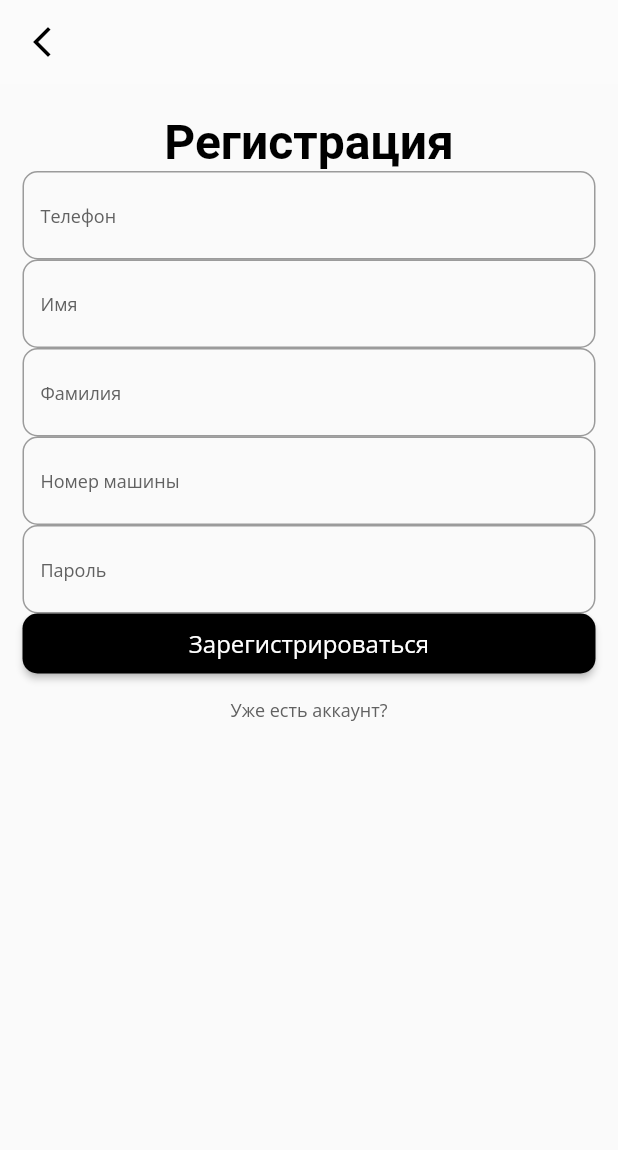
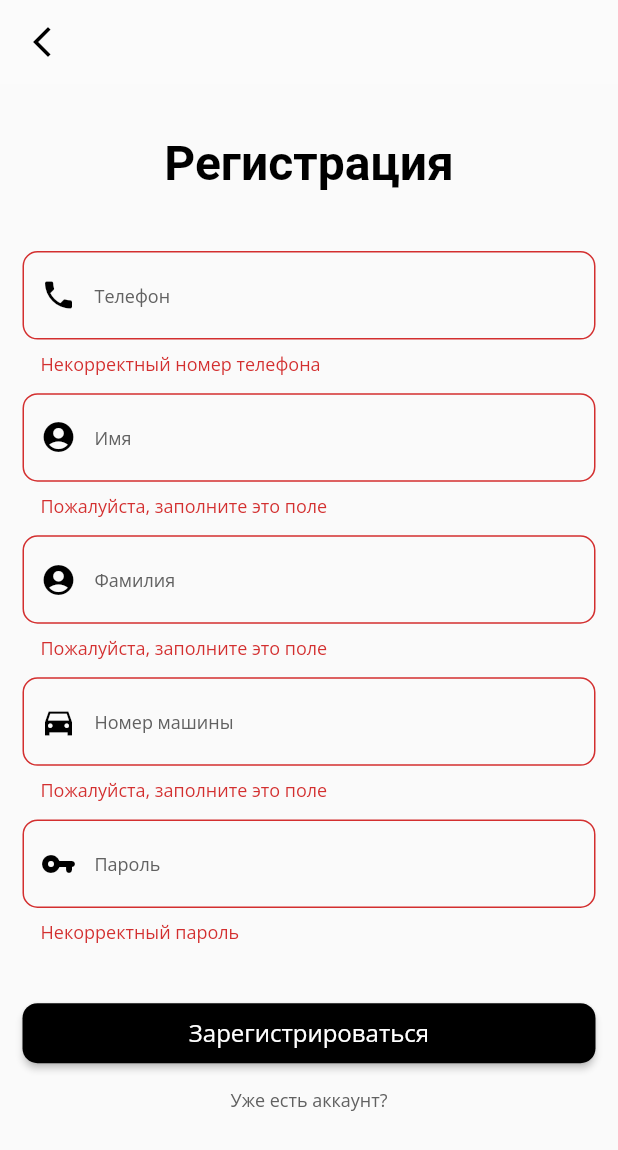
Before and after one commit to Yaroslv2/Shlagbaum, a Flutter app: the RegistrationPage screen opened directly, after a tap on "Зарегистрироваться", on a phone screen of 412 x 824 dp. Shown: the top 1150 px of the screen. Run offline on Flutter 3.47's test engine with Material 2 defaults, Android fonts, the light colour scheme and no system bars; our stand-ins replace bloc, dio, equatable, flutter_bloc, google_fonts, shared_preferences; missing offline and left inert: jwt_decode; accounts and stored records are empty.

Commit message:
change ui

```diff
--- a/lib/presentation/login/registration_page.dart
+++ b/lib/presentation/login/registration_page.dart
@@ -1,5 +1,6 @@
 import 'package:flutter/material.dart';
 import 'package:flutter_bloc/flutter_bloc.dart';
+import 'package:shlagbaum/application/bloc/auth/auth_bloc.dart';
 import 'package:shlagbaum/application/bloc/login_page/login_page_cubit.dart';
 
 class RegistrationControllers {
@@ -20,6 +21,7 @@ class RegistrationPage extends StatelessWidget {
   Widget build(BuildContext context) {
     return SafeArea(
       child: Scaffold(
+        resizeToAvoidBottomInset: false,
         appBar: AppBar(
           leading: IconButton(
             onPressed: () {
@@ -37,19 +39,46 @@ class RegistrationPage extends StatelessWidget {
             horizontal: 15,
           ),
           child: Column(
+            mainAxisAlignment: MainAxisAlignment.spaceAround,
             children: [
-              Text(
+              Flexible(
+                flex: 1,
+                child: Text(
                   "Регистрация",
                   style: Theme.of(context).textTheme.headlineMedium,
                 ),
-              _RegistrationForm(),
-              Column(
+              ),
+              const Flexible(
+                flex: 4,
+                child: _RegistrationForm(),
+              ),
+              Flexible(
+                flex: 1,
+                child: Column(
                   children: [
                     SizedBox(
                       height: 40,
                       width: double.infinity,
                       child: ElevatedButton(
-                      onPressed: () {},
+                        onPressed: () {
+                          if (registrationControllers.key.currentState!
+                              .validate()) {
+                            BlocProvider.of<AuthBloc>(context).add(
+                              AuthEvent.registration(
+                                name:
+                                    registrationControllers.nameController.text,
+                                lastname: registrationControllers
+                                    .lastnameController.text,
+                                phoneNumber: registrationControllers
+                                    .phoneNumberController.text,
+                                password: registrationControllers
+                                    .passwordController.text,
+                                carNumber: registrationControllers
+                                    .carNumberController.text,
+                              ),
+                            );
+                          }
+                        },
                         style: ElevatedButton.styleFrom(
                           backgroundColor: Colors.black,
                           shape: RoundedRectangleBorder(
@@ -67,7 +96,8 @@ class RegistrationPage extends StatelessWidget {
                     ),
                     TextButton(
                       onPressed: () {
-                      BlocProvider.of<LoginPageCubit>(context).GoToLoginPage();
+                        BlocProvider.of<LoginPageCubit>(context)
+                            .GoToLoginPage();
                       },
                       child: Text(
                         "Уже есть аккаунт?",
@@ -75,6 +105,7 @@ class RegistrationPage extends StatelessWidget {
                       ),
                     ),
                   ],
+                ),
               ),
             ],
           ),
@@ -85,7 +116,7 @@ class RegistrationPage extends StatelessWidget {
 }
 
 class _RegistrationForm extends StatefulWidget {
-  const _RegistrationForm({super.key});
+  const _RegistrationForm();
 
   @override
   State<_RegistrationForm> createState() => __RegistrationFormState();
@@ -97,6 +128,7 @@ class __RegistrationFormState extends State<_RegistrationForm> {
     return Form(
       key: registrationControllers.key,
       child: Column(
+        mainAxisAlignment: MainAxisAlignment.spaceEvenly,
         children: [
           TextFormField(
             controller: registrationControllers.phoneNumberController,
@@ -105,6 +137,10 @@ class __RegistrationFormState extends State<_RegistrationForm> {
               label: Text(
                 "Телефон",
                 style: Theme.of(context).textTheme.bodySmall,
+              ),
+              prefixIcon: const Icon(
+                Icons.phone,
+                color: Colors.black,
               ),
               border: OutlineInputBorder(
                 borderSide: const BorderSide(color: Colors.grey),
@@ -130,6 +166,10 @@ class __RegistrationFormState extends State<_RegistrationForm> {
                 "Имя",
                 style: Theme.of(context).textTheme.bodySmall,
               ),
+              prefixIcon: const Icon(
+                Icons.account_circle_rounded,
+                color: Colors.black,
+              ),
               border: OutlineInputBorder(
                 borderSide: const BorderSide(color: Colors.grey),
                 borderRadius: BorderRadius.circular(10),
@@ -153,6 +193,10 @@ class __RegistrationFormState extends State<_RegistrationForm> {
               label: Text(
                 "Фамилия",
                 style: Theme.of(context).textTheme.bodySmall,
+              ),
+              prefixIcon: const Icon(
+                Icons.account_circle_rounded,
+                color: Colors.black,
               ),
               border: OutlineInputBorder(
                 borderSide: const BorderSide(color: Colors.grey),
@@ -178,6 +222,10 @@ class __RegistrationFormState extends State<_RegistrationForm> {
                 "Номер машины",
                 style: Theme.of(context).textTheme.bodySmall,
               ),
+              prefixIcon: const Icon(
+                Icons.directions_car_sharp,
+                color: Colors.black,
+              ),
               border: OutlineInputBorder(
                 borderSide: const BorderSide(color: Colors.grey),
                 borderRadius: BorderRadius.circular(10),
@@ -202,6 +250,10 @@ class __RegistrationFormState extends State<_RegistrationForm> {
                 "Пароль",
                 style: Theme.of(context).textTheme.bodySmall,
               ),
+              prefixIcon: const Icon(
+                Icons.vpn_key_rounded,
+                color: Colors.black,
+              ),
               border: OutlineInputBorder(
                 borderSide: const BorderSide(color: Colors.grey),
                 borderRadius: BorderRadius.circular(10),
```
Lines whose indentation alone changed are shown as unchanged.
